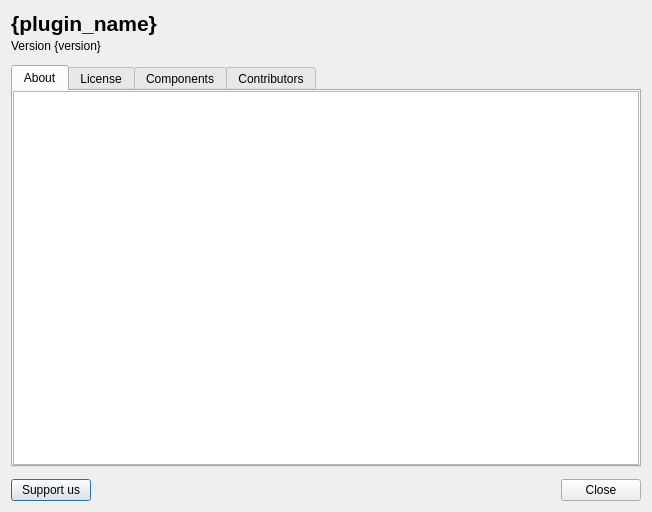
This is src/quick_map_services/about_dialog_base.ui in nextgis/quickmapservices as Qt 5 draws it before an edit. The edited form follows.
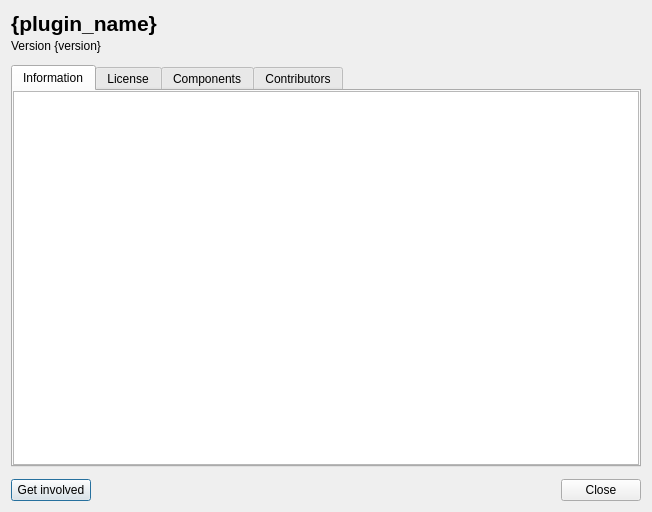
This is the edited form.

Commit message: Update about dialog

Patch:
```diff
--- a/src/quick_map_services/about_dialog_base.ui
+++ b/src/quick_map_services/about_dialog_base.ui
@@ -30,7 +30,7 @@
      </property>
      <widget class="QWidget" name="about_tab">
       <attribute name="title">
-       <string>About</string>
+       <string>Information</string>
       </attribute>
       <layout class="QVBoxLayout" name="verticalLayout">
        <property name="leftMargin">
@@ -200,7 +200,7 @@
         </sizepolicy>
        </property>
        <property name="text">
-        <string>Support us</string>
+        <string>Get involved</string>
        </property>
       </widget>
      </item>
```
Left out of the diff: 4 changed lines with no effect on the pictures. The commit also changes 2 other files.
